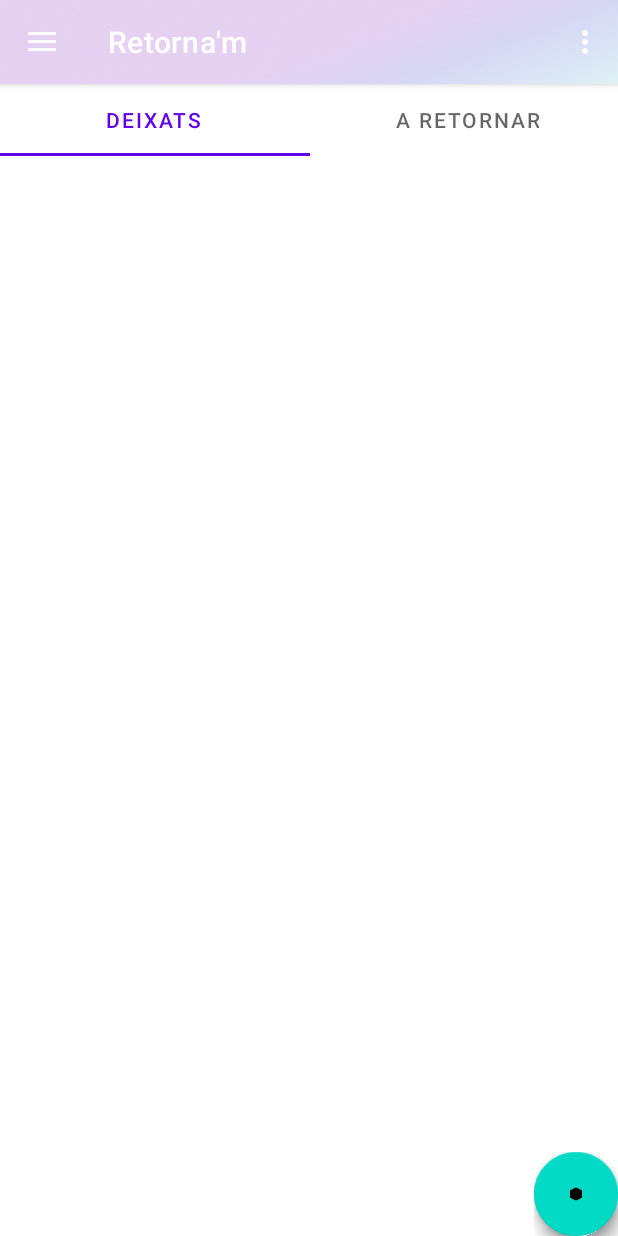
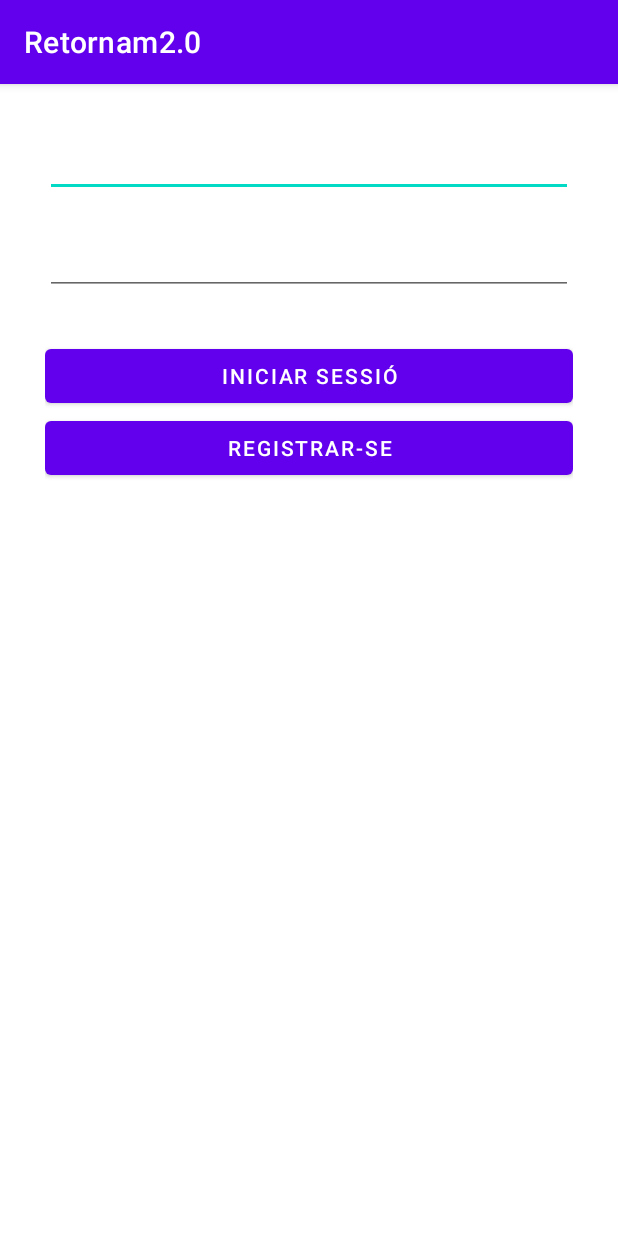
Before and after one commit to NSuarezB/Retorna-m-project, an Android app: the screen it shows after launch (MainActivity before the commit, LoginActivity after it), on a phone screen of 412 x 824 dp. Run offline under Robolectric (Android 15) with nearby library versions, the phone set to English and light mode, and no system bars; our stand-ins replace Firebase (no records; nobody signed in at launch, a user with empty details on screens opened directly), navigation-ui; libraries missing offline, so code that uses them is left out: com.github.clans.fab; plain views replace FloatingActionButton, FloatingActionMenu; 6 statements that could not run were skipped.

Commit message:
Segundo commit retornam

```diff
--- /dev/null
+++ b/app/src/main/java/com/example/retornam20/LoginActivity.java
@@ -0,0 +1,82 @@
+package com.example.retornam20;
+
+import android.content.Intent;
+import android.os.Bundle;
+import android.util.Log;
+import android.view.View;
+import android.widget.Button;
+import android.widget.EditText;
+import android.widget.Toast;
+
+import androidx.annotation.NonNull;
+import androidx.appcompat.app.AppCompatActivity;
+
+import com.google.android.gms.tasks.OnCompleteListener;
+import com.google.android.gms.tasks.Task;
+import com.google.firebase.auth.AuthResult;
+import com.google.firebase.auth.FirebaseAuth;
+import com.google.firebase.auth.FirebaseUser;
+
+public class LoginActivity extends AppCompatActivity {
+
+        private FirebaseAuth mAuth;
+
+
+
+    @Override
+    protected void onCreate(Bundle savedInstanceState) {
+        super.onCreate(savedInstanceState);
+        setContentView(R.layout.activity_login);
+
+        mAuth = FirebaseAuth.getInstance();
+        FirebaseUser currentUser = mAuth.getCurrentUser();
+        if (currentUser != null) {
+            finish();
+        }
+
+        Button loginButton = (Button) findViewById(R.id.button);
+        loginButton.setOnClickListener(new View.OnClickListener() {
+            @Override
+            public void onClick(View v) {
+                EditText email = (EditText) findViewById(R.id.editTextTextEmailAddress);
+                EditText pass = (EditText) findViewById(R.id.editTextTextPassword2);
+
+                mAuth.signInWithEmailAndPassword(email.getText().toString(), pass.getText().toString())
+                        .addOnCompleteListener(LoginActivity.this, new OnCompleteListener<AuthResult>() {
+                            @Override
+                            public void onComplete(@NonNull Task<AuthResult> task) {
+                                if (task.isSuccessful()) {
+                                    // Sign in success, update UI with the signed-in user's information
+                                    Log.d("LOGIN", "signInWithEmail:success");
+                                    FirebaseUser user = mAuth.getCurrentUser();
+                                    updateUI(user);
+                                } else {
+                                    // If sign in fails, display a message to the user.
+                                    Log.w("LOGIN", "signInWithEmail:failure", task.getException());
+                                    Toast.makeText(LoginActivity.this, "Authentication failed.",
+                                            Toast.LENGTH_SHORT).show();
+                                    updateUI(null);
+                                }
+                            }
+
+                            private void updateUI(FirebaseUser user) {
+                                if(user != null){
+                                    finish();
+                                }
+                            }
+                        });
+
+            }
+        });
+
+
+        Button registrationButton = (Button) findViewById(R.id.button3);
+        registrationButton.setOnClickListener(new View.OnClickListener() {
+            @Override
+            public void onClick(View v) {
+                Intent i = new Intent(getApplicationContext(),RegistrationActivity.class);
+                startActivity(i);
+            }
+        });
+    }
+}
--- a/app/src/main/java/com/example/retornam20/MainActivity.java
+++ b/app/src/main/java/com/example/retornam20/MainActivity.java
@@ -2,23 +2,24 @@ package com.example.retornam20;
 
 import android.content.Intent;
 import android.os.Bundle;
+import android.view.Menu;
 import android.view.View;
-import android.view.Menu;
 
-import com.example.retornam20.data.DatabaseHelper;
-import com.github.clans.fab.FloatingActionButton;
-import com.github.clans.fab.FloatingActionMenu;
-import com.google.android.material.snackbar.Snackbar;
-import com.google.android.material.navigation.NavigationView;
-
+import androidx.appcompat.app.AppCompatActivity;
+import androidx.drawerlayout.widget.DrawerLayout;
 import androidx.navigation.NavController;
 import androidx.navigation.Navigation;
 import androidx.navigation.ui.AppBarConfiguration;
 import androidx.navigation.ui.NavigationUI;
-import androidx.drawerlayout.widget.DrawerLayout;
-import androidx.appcompat.app.AppCompatActivity;
 
+import com.example.retornam20.data.DatabaseHelper;
 import com.example.retornam20.databinding.ActivityMainBinding;
+import com.github.clans.fab.FloatingActionButton;
+import com.github.clans.fab.FloatingActionMenu;
+import com.google.android.material.navigation.NavigationView;
+import com.google.firebase.auth.FirebaseAuth;
+import com.google.firebase.auth.FirebaseUser;
+import com.google.firebase.firestore.FirebaseFirestore;
 
 public class MainActivity extends AppCompatActivity {
 
@@ -26,23 +27,25 @@ public class MainActivity extends AppCompatActivity {
 
     private AppBarConfiguration mAppBarConfiguration;
     private ActivityMainBinding binding;
+    private FirebaseAuth mAuth;
+    private FirebaseFirestore db;
+
     FloatingActionMenu actionMenu;
     FloatingActionButton nouObjecte;
     FloatingActionButton nouPrestec;
-
-
-
 
     @Override
     protected void onCreate(Bundle savedInstanceState) {
         super.onCreate(savedInstanceState);
 
-        binding = ActivityMainBinding.inflate(getLayoutInflater());
-        setContentView(binding.getRoot());
+       binding = ActivityMainBinding.inflate(getLayoutInflater());
+       setContentView(binding.getRoot());
 
         setSupportActionBar(binding.appBarMain.toolbar);
         DrawerLayout drawer = binding.drawerLayout;
         NavigationView navigationView = binding.navView;
+        mAuth = FirebaseAuth.getInstance();
+
         // Passing each menu ID as a set of Ids because each
         // menu should be considered as top level destinations.
         mAppBarConfiguration = new AppBarConfiguration.Builder(
@@ -53,22 +56,14 @@ public class MainActivity extends AppCompatActivity {
         NavigationUI.setupActionBarWithNavController(this, navController, mAppBarConfiguration);
         NavigationUI.setupWithNavController(navigationView, navController);
 
-    /***
-     *
-     *  Menu flotant
-     *
-     * */
-
-            actionMenu=(FloatingActionMenu)findViewById(R.id.menuFlotant);
-            actionMenu.setClosedOnTouchOutside(true);
-
-          //
+        actionMenu=(FloatingActionMenu)findViewById(R.id.menuFlotant);
+        actionMenu.setClosedOnTouchOutside(true);
 
         nouObjecte=(FloatingActionButton)findViewById(R.id.nouObjecte);
         nouObjecte.setOnClickListener(new View.OnClickListener() {
             @Override
             public void onClick(View v) {
-                Intent i=new Intent(getApplicationContext(),MainActivity5.class);
+                Intent i=new Intent(getApplicationContext(),NouObjecteActivity.class);
                 startActivity(i);
             }
 
@@ -80,22 +75,12 @@ public class MainActivity extends AppCompatActivity {
 
             @Override
             public void onClick(View v) {
-                Intent i=new Intent(getApplicationContext(),MainActivity4.class);
+                Intent i=new Intent(getApplicationContext(),NouPrestecActivity.class);
                 startActivity(i);
             }
         });
 
-
-        /**
-         *
-         *  Database things
-         *
-         */
-
-
-        myDb = new DatabaseHelper(this);
-
-
+        db = FirebaseFirestore.getInstance();
     }
 
 
@@ -114,7 +99,14 @@ public class MainActivity extends AppCompatActivity {
     }
 
 
+    @Override
+    protected void onStart() {
+        super.onStart();
 
-
-
+        FirebaseUser user = mAuth.getCurrentUser();
+        if(user == null){
+            Intent i = new Intent(getApplicationContext(),LoginActivity.class);
+            startActivity(i);
+        }
+    }
 }
--- a/app/src/main/java/com/example/retornam20/ui/gallery/GalleryFragment.java
+++ b/app/src/main/java/com/example/retornam20/ui/gallery/GalleryFragment.java
@@ -4,15 +4,11 @@ import android.os.Bundle;
 import android.view.LayoutInflater;
 import android.view.View;
 import android.view.ViewGroup;
-import android.widget.TextView;
 
 import androidx.annotation.NonNull;
-import androidx.annotation.Nullable;
 import androidx.fragment.app.Fragment;
-import androidx.lifecycle.Observer;
 import androidx.lifecycle.ViewModelProvider;
 
-import com.example.retornam20.R;
 import com.example.retornam20.databinding.FragmentGalleryBinding;
 
 public class GalleryFragment extends Fragment {
--- a/app/src/main/java/com/example/retornam20/ui/home/HomeFragment.java
+++ b/app/src/main/java/com/example/retornam20/ui/home/HomeFragment.java
@@ -4,26 +4,22 @@ import android.os.Bundle;
 import android.view.LayoutInflater;
 import android.view.View;
 import android.view.ViewGroup;
-import android.widget.TextView;
 
 import androidx.annotation.NonNull;
-import androidx.annotation.Nullable;
 import androidx.fragment.app.Fragment;
-import androidx.lifecycle.Observer;
 import androidx.lifecycle.ViewModelProvider;
 
-import com.example.retornam20.R;
 import com.example.retornam20.databinding.FragmentHomeBinding;
 
 public class HomeFragment extends Fragment {
 
-    private HomeViewModel homeViewModel;
+
     private FragmentHomeBinding binding;
 
     public View onCreateView(@NonNull LayoutInflater inflater,
                              ViewGroup container, Bundle savedInstanceState) {
-        homeViewModel =
-                new ViewModelProvider(this).get(HomeViewModel.class);
+
+        HomeViewModel homeViewModel = new ViewModelProvider(this).get(HomeViewModel.class);
 
         binding = FragmentHomeBinding.inflate(inflater, container, false);
         View root = binding.getRoot();
--- a/app/src/main/java/com/example/retornam20/ui/slideshow/SlideshowFragment.java
+++ b/app/src/main/java/com/example/retornam20/ui/slideshow/SlideshowFragment.java
@@ -12,7 +12,7 @@ import androidx.fragment.app.Fragment;
 import androidx.lifecycle.Observer;
 import androidx.lifecycle.ViewModelProvider;
 
-import com.example.retornam20.R;
+
 import com.example.retornam20.databinding.FragmentSlideshowBinding;
 
 public class SlideshowFragment extends Fragment {
--- /dev/null
+++ b/app/src/main/res/layout/activity_login.xml
@@ -0,0 +1,51 @@
+<?xml version="1.0" encoding="utf-8"?>
+<androidx.constraintlayout.widget.ConstraintLayout xmlns:android="http://schemas.android.com/apk/res/android"
+    xmlns:app="http://schemas.android.com/apk/res-auto"
+    xmlns:tools="http://schemas.android.com/tools"
+    android:layout_width="match_parent"
+    android:layout_height="match_parent"
+    tools:context=".LoginActivity">
+
+    <LinearLayout
+        android:layout_width="match_parent"
+        android:layout_height="match_parent"
+        android:layout_margin="30dp"
+        android:gravity="center|fill"
+        android:orientation="vertical"
+        tools:layout_editor_absoluteX="10dp"
+        tools:layout_editor_absoluteY="10dp">
+
+        <EditText
+            android:id="@+id/editTextTextEmailAddress"
+            android:layout_width="match_parent"
+            android:layout_height="wrap_content"
+            android:layout_gravity="fill"
+            android:layout_marginBottom="20dp"
+            android:ems="10"
+            android:inputType="textEmailAddress" />
+
+        <EditText
+            android:id="@+id/editTextTextPassword2"
+            android:layout_width="match_parent"
+            android:layout_height="wrap_content"
+            android:layout_marginBottom="30dp"
+            android:ems="10"
+            android:inputType="textPassword" />
+
+        <Button
+            android:id="@+id/button"
+            android:layout_width="match_parent"
+            android:layout_height="wrap_content"
+            android:layout_gravity="center|fill_horizontal"
+            android:gravity="center"
+            android:text="Iniciar sessió" />
+
+        <Button
+            android:id="@+id/button3"
+            android:layout_width="match_parent"
+            android:layout_height="wrap_content"
+            android:text="Registrar-se" />
+
+    </LinearLayout>
+
+</androidx.constraintlayout.widget.ConstraintLayout>
--- a/app/src/main/res/layout/activity_main.xml
+++ b/app/src/main/res/layout/activity_main.xml
@@ -31,30 +31,32 @@
             android:id="@+id/menuFlotant"
             android:layout_width="wrap_content"
             android:layout_height="wrap_content"
-            app:menu_fab_label="Menu :D"
+            android:layout_alignParentRight="true"
             android:layout_alignParentBottom="true"
-            android:layout_alignParentRight="true"
+            android:layout_marginRight="-2dp"
+            android:layout_marginBottom="1dp"
             app:menu_colorNormal="@color/purple_200"
-            app:menu_colorRipple="@color/teal_200">
+            app:menu_colorRipple="@color/teal_200"
+            app:menu_fab_label="Menu :D">
 
             <com.github.clans.fab.FloatingActionButton
                 android:id="@+id/nouPrestec"
                 android:layout_width="match_parent"
                 android:layout_height="match_parent"
-                app:fab_label="Nou prestec"
                 android:src="@mipmap/deixar_icon_foreground"
                 app:fab_colorNormal="@color/purple_200"
                 app:fab_colorRipple="@color/teal_200"
-                />
+                app:fab_label="Nou prestec" />
+
             <com.github.clans.fab.FloatingActionButton
                 android:id="@+id/nouObjecte"
 
                 android:layout_width="match_parent"
                 android:layout_height="match_parent"
-                app:fab_label="Nou objecte"
                 android:src="@mipmap/objecte_cub2_foreground"
                 app:fab_colorNormal="@color/purple_200"
                 app:fab_colorRipple="@color/teal_200"
+                app:fab_label="Nou objecte"
 
                 />
 
--- a/app/src/main/res/layout/content_main5.xml
+++ b/app/src/main/res/layout/content_main5.xml
@@ -5,15 +5,17 @@
     android:layout_height="match_parent"
     app:layout_behavior="@string/appbar_scrolling_view_behavior">
 
-    <fragment
+    <androidx.fragment.app.FragmentContainerView
         android:id="@+id/nav_host_fragment_content_main5"
         android:name="androidx.navigation.fragment.NavHostFragment"
         android:layout_width="0dp"
         android:layout_height="0dp"
         app:defaultNavHost="true"
         app:layout_constraintBottom_toBottomOf="parent"
+        app:layout_constraintHorizontal_bias="0.0"
         app:layout_constraintLeft_toLeftOf="parent"
         app:layout_constraintRight_toRightOf="parent"
         app:layout_constraintTop_toTopOf="parent"
+        app:layout_constraintVertical_bias="0.0"
         app:navGraph="@navigation/nav_graph3" />
 </androidx.constraintlayout.widget.ConstraintLayout>
--- a/build.gradle
+++ b/build.gradle
@@ -5,7 +5,9 @@ buildscript {
         mavenCentral()
     }
     dependencies {
-        classpath "com.android.tools.build:gradle:4.2.0"
+        classpath "com.android.tools.build:gradle:4.2.1"
+        classpath "com.google.gms:google-services:4.3.8"
+
 
         // NOTE: Do not place your application dependencies here; they belong
         // in the individual module build.gradle files
@@ -16,7 +18,6 @@ allprojects {
     repositories {
         google()
         mavenCentral()
-        jcenter() // Warning: this repository is going to shut down soon
     }
 }
 
```
Also changed, not shown: app/build.gradle (+20 -5 lines), app/src/main/AndroidManifest.xml (+4 -9 lines), app/src/main/java/com/example/retornam20/MainActivity5.java (+1 -12 lines), app/src/main/java/com/example/retornam20/NouObjecteActivity.java (added, +140 -0 lines), app/src/main/java/com/example/retornam20/NouPrestecActivity.java (added, +14 -0 lines), app/src/main/java/com/example/retornam20/RegistrationActivity.java (added, +74 -0 lines), app/src/main/res/layout/activity_nou_objecte.xml (added, +83 -0 lines), app/src/main/res/layout/activity_nou_prestec.xml (added, +20 -0 lines), app/src/main/res/layout/activity_registration.xml (added, +57 -0 lines), app/src/main/res/values/strings.xml (+9 -0 lines), 1 other file.
